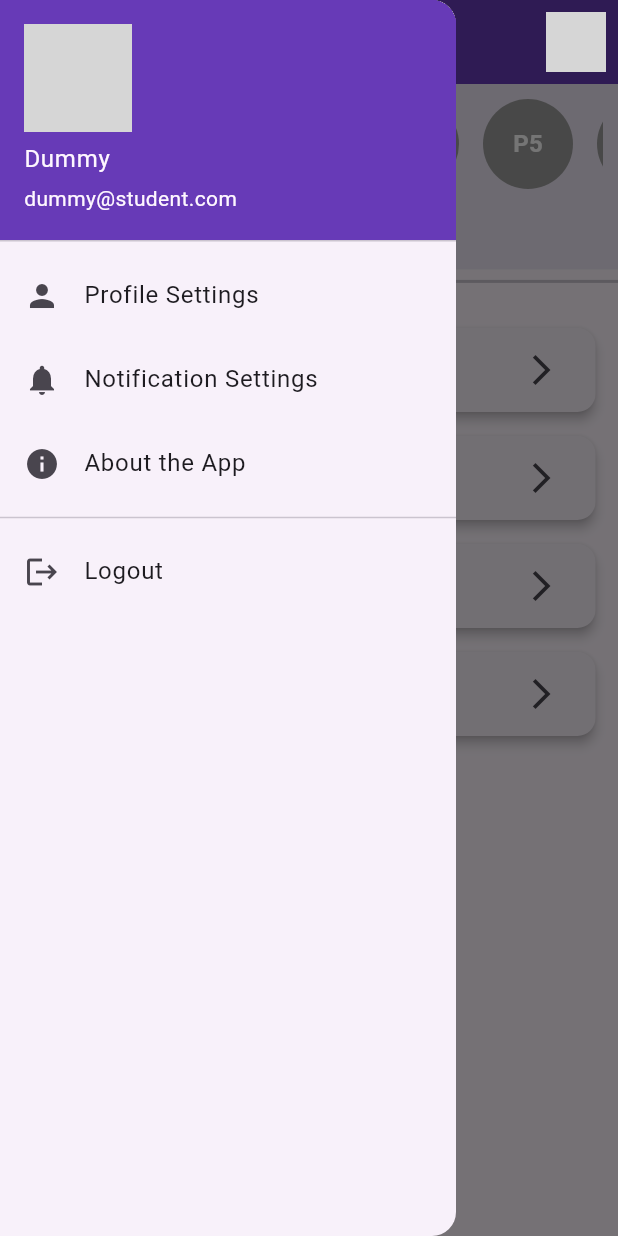
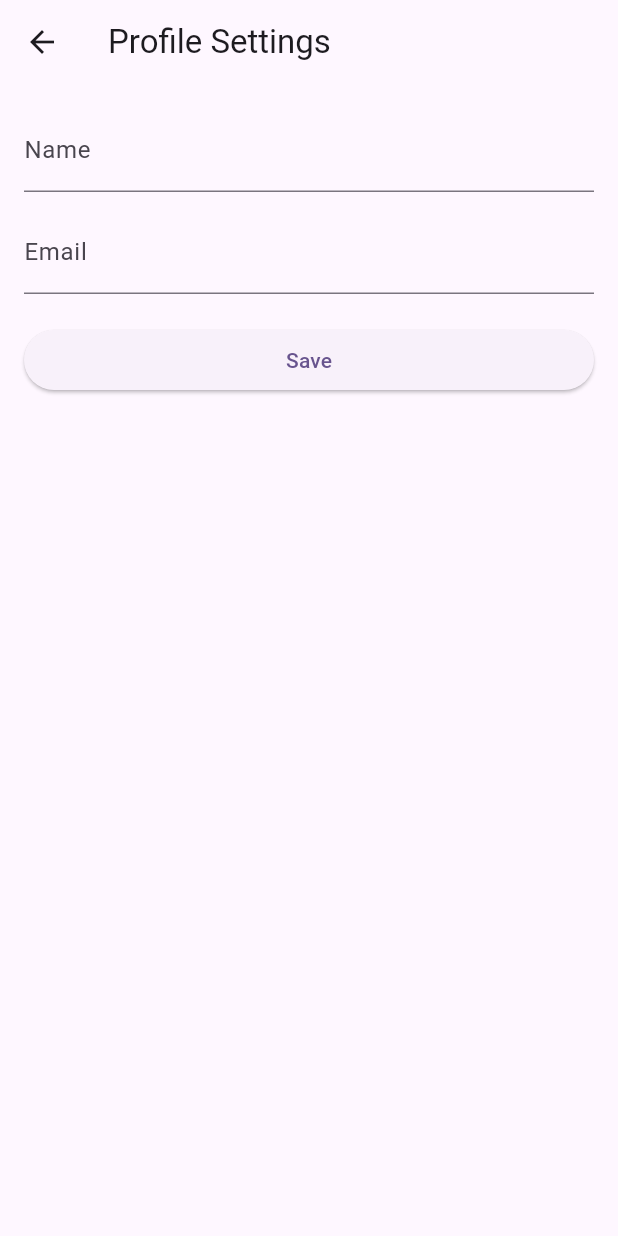
Before and after one commit to WiktorOlf/sih_2025_pid_25011, a Flutter app: the StudentDashboard screen opened by its route, in the side drawer, after a tap on "Profile Settings", on a phone screen of 412 x 824 dp. Run offline on Flutter 3.47's test engine with Material 3 defaults, Android fonts, the light colour scheme and no system bars; grey boxes are pictures that could not be loaded.

Commit message:
Commit 3

```diff
--- a/lib/main.dart
+++ b/lib/main.dart
@@ -20,9 +20,9 @@
       home: const LoginScreen(),
       routes: {
         '/dashboard': (context) => const StudentDashboard(
-              name: 'Dummy',
-              uuid: 'uuid1',
-              email: 'dummy@student.com',
+              name: 'Hardik Ranawat',
+              uuid: '0001',
+              email: 'hardik123@student.com',
             ),
       },
     );
--- /dev/null
+++ b/lib/screens/profile_settings.dart
@@ -0,0 +1,53 @@
+import 'package:flutter/material.dart';
+
+class ProfileSettingsScreen extends StatefulWidget {
+	const ProfileSettingsScreen({super.key});
+
+	@override
+	State<ProfileSettingsScreen> createState() => _ProfileSettingsScreenState();
+}
+
+class _ProfileSettingsScreenState extends State<ProfileSettingsScreen> {
+	final TextEditingController nameController = TextEditingController();
+	final TextEditingController emailController = TextEditingController();
+
+	bool saving = false;
+
+	@override
+	Widget build(BuildContext context) {
+		return Scaffold(
+			appBar: AppBar(title: const Text('Profile Settings')),
+			body: Padding(
+				padding: const EdgeInsets.all(16),
+				child: Column(
+					children: [
+						TextField(
+							controller: nameController,
+							decoration: const InputDecoration(labelText: 'Name'),
+						),
+						const SizedBox(height: 12),
+						TextField(
+							controller: emailController,
+							decoration: const InputDecoration(labelText: 'Email'),
+						),
+						const SizedBox(height: 20),
+						SizedBox(
+							width: double.infinity,
+							child: ElevatedButton(
+								onPressed: saving
+										? null
+										: () async {
+									setState(() => saving = true);
+									await Future.delayed(const Duration(milliseconds: 600));
+									if (mounted) setState(() => saving = false);
+									if (mounted) Navigator.pop(context);
+								},
+								child: const Text('Save'),
+							),
+						),
+					],
+				),
+			),
+		);
+	}
+}
--- a/lib/screens/student_dashboard.dart
+++ b/lib/screens/student_dashboard.dart
@@ -1,4 +1,8 @@
 import 'package:flutter/material.dart';
+import '../services/api_service.dart';
+import 'profile_settings.dart';
+import 'notification_settings.dart';
+import 'about_app.dart';
 
 class StudentDashboard extends StatefulWidget {
   final String name;
@@ -18,6 +22,7 @@ class StudentDashboard extends StatefulWidget {
 
 class _StudentDashboardState extends State<StudentDashboard> {
   int? selectedPeriod;
+  final ApiService _api = ApiService();
   final List<Map<String, dynamic>> periods = [
     {'id': 1, 'status': 'absent'},
     {'id': 2, 'status': 'absent'},
@@ -44,14 +49,22 @@ class _StudentDashboardState extends State<StudentDashboard> {
     });
   }
 
-  void _markAttendance(int id) {
+  Future<void> _markAttendance(int id) async {
+    try {
+      final res = await _api.markAttendance(studentUuid: widget.uuid);
+      final present = res['present'] == true;
       setState(() {
-      periods.firstWhere((p) => p['id'] == id)['status'] = 'present';
+        periods.firstWhere((p) => p['id'] == id)['status'] = present ? 'present' : 'absent';
         selectedPeriod = null;
       });
       ScaffoldMessenger.of(context).showSnackBar(
-      const SnackBar(content: Text('Attendance marked ✅')),
+        SnackBar(content: Text(present ? 'Attendance marked ✅' : 'Attendance updated')),
       );
+    } catch (e) {
+      ScaffoldMessenger.of(context).showSnackBar(
+        SnackBar(content: Text('Failed to mark attendance: $e')),
+      );
+    }
   }
 
   @override
@@ -67,24 +80,45 @@ class _StudentDashboardState extends State<StudentDashboard> {
               accountName: Text(widget.name),
               accountEmail: Text(widget.email),
               currentAccountPicture: CircleAvatar(
-                backgroundImage: AssetImage('assets/images/profile_placeholder.png'),
+                backgroundImage: AssetImage('assets/images/logo_outline.png'),
               ),
               decoration: BoxDecoration(color: Colors.deepPurple),
             ),
             ListTile(
               leading: const Icon(Icons.person),
               title: const Text('Profile Settings'),
-              onTap: () {},
+              onTap: () {
+                Navigator.push(
+                  context,
+                  MaterialPageRoute(
+                    builder: (_) => const ProfileSettingsScreen(),
+                  ),
+                );
+              },
             ),
             ListTile(
               leading: const Icon(Icons.notifications),
               title: const Text('Notification Settings'),
-              onTap: () {},
+              onTap: () {
+                Navigator.push(
+                  context,
+                  MaterialPageRoute(
+                    builder: (_) => const NotificationSettingsScreen(),
+                  ),
+                );
+              },
             ),
             ListTile(
               leading: const Icon(Icons.info),
               title: const Text('About the App'),
-              onTap: () {},
+              onTap: () {
+                Navigator.push(
+                  context,
+                  MaterialPageRoute(
+                    builder: (_) => const AboutAppScreen(),
+                  ),
+                );
+              },
             ),
             const Divider(),
             ListTile(
@@ -100,16 +134,14 @@ class _StudentDashboardState extends State<StudentDashboard> {
       appBar: AppBar(
         backgroundColor: Colors.deepPurple,
         title: const Text('Student Dashboard'),
-        actions: [
-          Builder(
+        leading: Builder(
           builder: (context) => IconButton(
             icon: const CircleAvatar(
-                backgroundImage: AssetImage('assets/images/profile_placeholder.png'),
+              backgroundImage: AssetImage('assets/images/logo_outline.png'),
             ),
             onPressed: () => Scaffold.of(context).openDrawer(),
           ),
         ),
-        ],
       ),
       body: Column(
         crossAxisAlignment: CrossAxisAlignment.stretch,
@@ -152,6 +184,7 @@ class _StudentDashboardState extends State<StudentDashboard> {
                           onPressed: () => _markAttendance(period['id']),
                           style: ElevatedButton.styleFrom(
                             backgroundColor: Colors.deepPurple,
+                            foregroundColor: Colors.white,
                           ),
                           child: const Text('Mark Attendance'),
                         ),
```
Also changed, not shown: lib/screens/about_app.dart (added, +20 -0 lines), lib/screens/login.dart (+31 -5 lines), lib/screens/notification_settings.dart (added, +37 -0 lines), lib/screens/teacher_dashboard.dart (+15 -17 lines), lib/services/api_service.dart (+54 -15 lines). Lines whose indentation alone changed are shown as unchanged.
